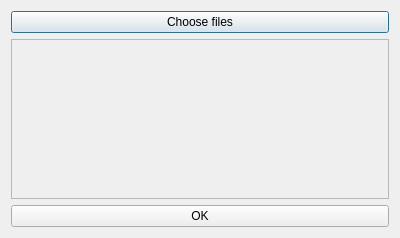
Above: components/ChooseFilesDialog.ui from RonPlusSign/QT_Slideshow before the change. Below: the same form after it.
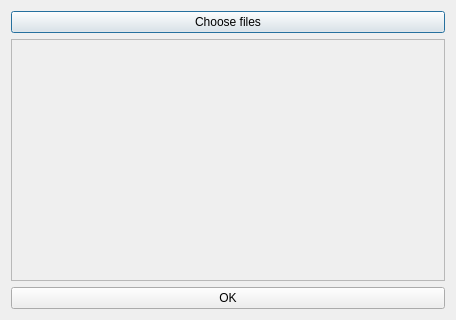
That is the form after the change.

The edit to the form file:
```diff
--- a/components/ChooseFilesDialog.ui
+++ b/components/ChooseFilesDialog.ui
@@ -6,8 +6,8 @@
    <rect>
     <x>0</x>
     <y>0</y>
-    <width>400</width>
-    <height>238</height>
+    <width>456</width>
+    <height>320</height>
    </rect>
   </property>
   <property name="windowTitle">
@@ -38,8 +38,8 @@
        <rect>
         <x>0</x>
         <y>0</y>
-        <width>376</width>
-        <height>160</height>
+        <width>432</width>
+        <height>232</height>
        </rect>
       </property>
       <layout class="QGridLayout" name="gridLayout">
```
